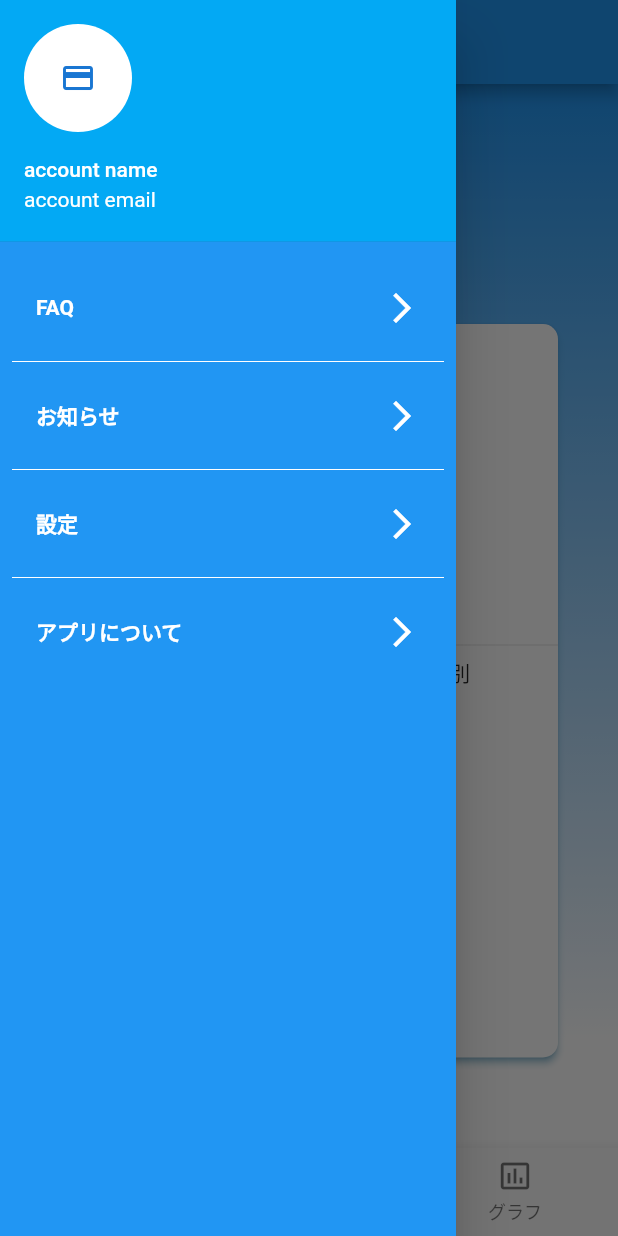
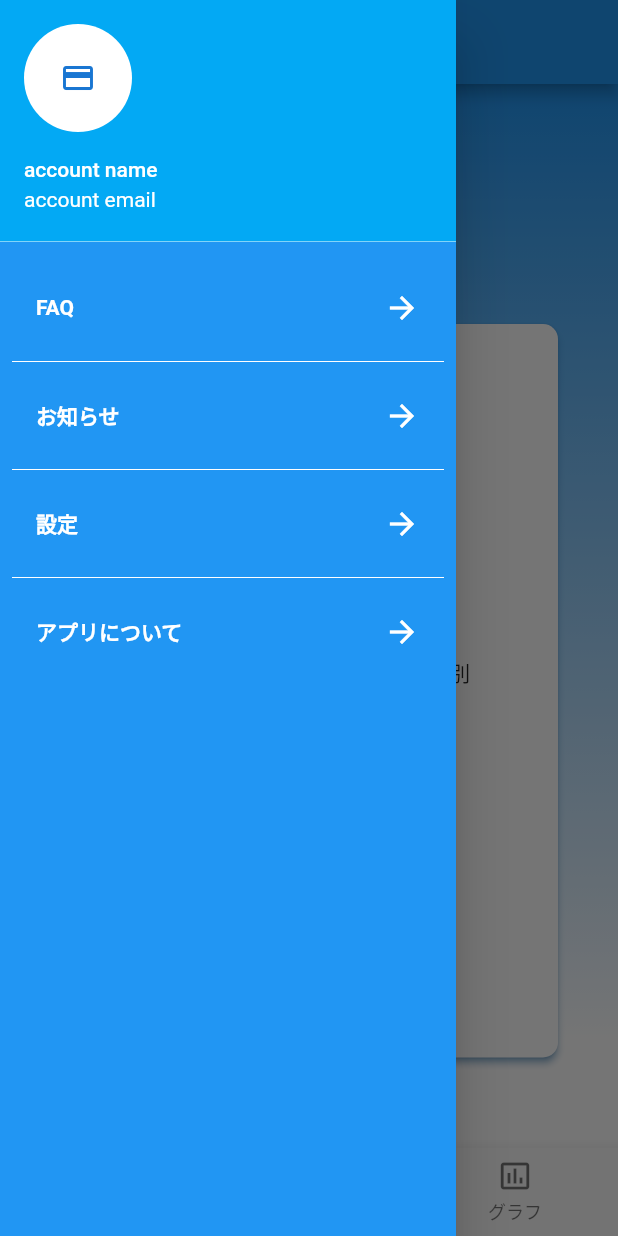
Before and after one commit to szk18/bank_app, a Flutter app: the screen it shows after launch, with the side drawer open, on a phone screen of 412 x 824 dp. Run offline on Flutter 3.47's test engine with Material 2 defaults, Android fonts, the phone set to English and light mode, and no system bars; our stand-ins replace webview_flutter.

Commit message:
update: Themeはcommon/theme.dart で設定したものを使うように

```diff
--- a/lib/common/theme.dart
+++ b/lib/common/theme.dart
@@ -2,6 +2,10 @@ import 'package:flutter/material.dart';
 
 final appTheme = ThemeData(
   primarySwatch: Colors.blue,
+  primaryColorLight: Colors.lightBlueAccent,
+  buttonColor: Colors.white,
+  dividerColor: Colors.white,
+  iconTheme: const IconThemeData(color: Colors.white),
   visualDensity: VisualDensity.adaptivePlatformDensity,
 );
 
--- a/lib/ui/pages/home_page.dart
+++ b/lib/ui/pages/home_page.dart
@@ -17,29 +17,29 @@ class InfoCard extends StatelessWidget {
   @override
   Widget build(BuildContext context) {
     return Card(
-      shape: RoundedRectangleBorder(
+      shape: const RoundedRectangleBorder(
         borderRadius: BorderRadius.all(Radius.circular(10.0)),
       ),
       margin: const EdgeInsets.fromLTRB(40, 160, 40, 60),
       elevation: 2,
-      shadowColor: Colors.lightBlueAccent,
+      shadowColor: Theme.of(context).accentColor,
       child: Column(
         children: [
-          FlutterLogo(
+          const FlutterLogo(
             size: 80,
           ),
           CurrentBalanceText(),
           Container(
-            child: Text(
+            child: const Text(
               '\\ 999999',
               style: TextStyle(fontSize: 40, color: Colors.blue),
             ),
           ),
-          Text(
+          const Text(
             '※これはクローンアプリです。',
             style: TextStyle(fontSize: 10),
           ),
-          Divider(),
+          const Divider(),
           UserInfo(),
         ],
       ),
@@ -54,15 +54,15 @@ class CurrentBalanceText extends StatelessWidget {
       margin: const EdgeInsets.symmetric(vertical: 20, horizontal: 90),
       decoration: const BoxDecoration(
           color: Colors.blue,
-          borderRadius: BorderRadius.all(Radius.circular(10.0))),
+          borderRadius: BorderRadius.all(Radius.circular(10))),
       child: Row(
         mainAxisAlignment: MainAxisAlignment.center,
-        children: const [
+        children: [
           Icon(
             Icons.monetization_on_outlined,
-            color: Colors.white,
+            color: Theme.of(context).iconTheme.color,
           ),
-          Text(
+          const Text(
             '現在高',
             style: TextStyle(color: Colors.white),
           ),
--- a/lib/ui/widgets/my_drawer.dart
+++ b/lib/ui/widgets/my_drawer.dart
@@ -26,9 +26,7 @@ class MyDrawer extends StatelessWidget {
                   padding: const EdgeInsets.all(8),
                   itemCount: _listItems.length,
                   separatorBuilder: (BuildContext context, int index) =>
-                      const Divider(
-                        color: Colors.white,
-                      ),
+                      Divider(color: Theme.of(context).dividerColor),
                   itemBuilder: (BuildContext context, int index) {
                     return ListTile(
                       onTap: () => {
@@ -47,9 +45,9 @@ class MyDrawer extends StatelessWidget {
                         style: const TextStyle(
                             fontWeight: FontWeight.bold, color: Colors.white),
                       ),
-                      trailing: const Icon(
-                        Icons.arrow_forward_ios,
-                        color: Colors.white,
+                      trailing: Icon(
+                        Icons.arrow_forward_outlined,
+                        color: Theme.of(context).iconTheme.color,
                       ),
                     );
                   }),
--- a/lib/ui/widgets/my_web_view.dart
+++ b/lib/ui/widgets/my_web_view.dart
@@ -59,7 +59,7 @@ class NavigationControls extends StatelessWidget {
                           // ignore: deprecated_member_use
                           Scaffold.of(context).showSnackBar(
                             const SnackBar(
-                                content: Text("No back history item")),
+                                content: Text('No back history item')),
                           );
                           return;
                         }
@@ -76,7 +76,7 @@ class NavigationControls extends StatelessWidget {
                           // ignore: deprecated_member_use
                           Scaffold.of(context).showSnackBar(
                             const SnackBar(
-                                content: Text("No forward history item")),
+                                content: Text('No forward history item')),
                           );
                           return;
                         }
```
